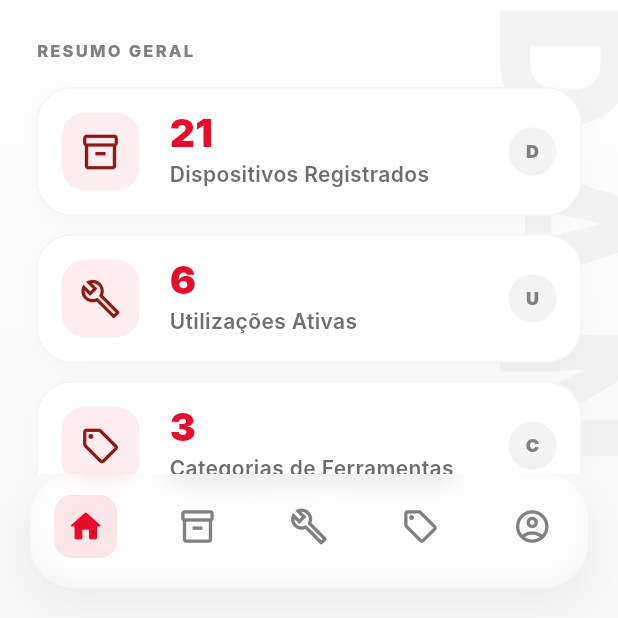
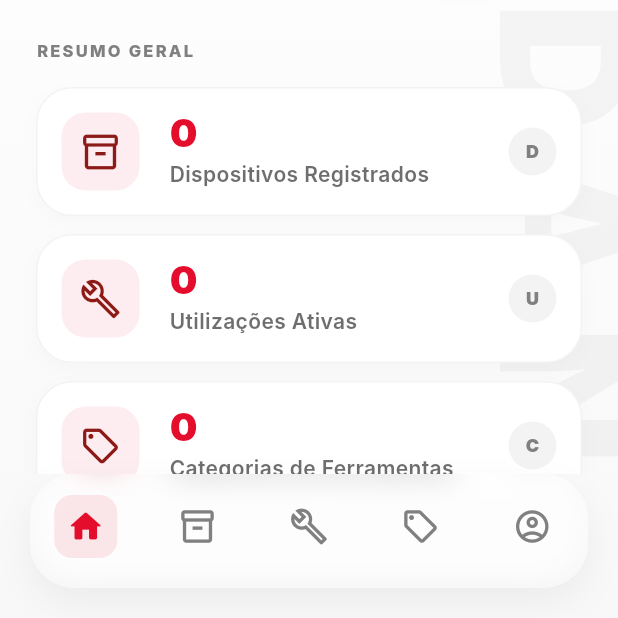
Before and after one commit to CAKeysama/Retool-mobile, a Flutter app: the screen it shows after launch, on a phone screen of 412 x 824 dp, the part 618-1236 px from its top. Run offline on Flutter 3.47's test engine with Material 3 defaults, Android fonts, the phone set to English and light mode, and no system bars; our stand-ins replace cloud_firestore, firebase_core, flutter_dotenv; accounts and stored records are empty; Roboto replaces fonts that are missing (Inter).

Commit message:
feat: reformulação da home, modularização e integração com Firebase.

```diff
--- /dev/null
+++ b/retoolapp/lib/core/services/firestore_service.dart
@@ -0,0 +1,20 @@
+import 'package:cloud_firestore/cloud_firestore.dart';
+
+class FirestoreService {
+  final FirebaseFirestore _db = FirebaseFirestore.instance;
+
+  // Stream para contar dispositivos
+  Stream<int> getDispositivosCount() {
+    return _db.collection('dispositivos').snapshots().map((snap) => snap.docs.length);
+  }
+
+  // Stream para contar utilizações
+  Stream<int> getUtilizacoesCount() {
+    return _db.collection('utilizacoes').snapshots().map((snap) => snap.docs.length);
+  }
+
+  // Stream para contar categorias
+  Stream<int> getCategoriasCount() {
+    return _db.collection('categorias').snapshots().map((snap) => snap.docs.length);
+  }
+}
--- a/retoolapp/lib/features/home/ui/home_screen.dart
+++ b/retoolapp/lib/features/home/ui/home_screen.dart
@@ -1,10 +1,13 @@
 import 'package:flutter/material.dart';
 import '../../../core/theme/app_colors.dart';
 import '../../../core/theme/app_spacing.dart';
+import '../../../core/services/firestore_service.dart';
 import '../widgets/dashboard_card.dart';
 
 class HomeScreen extends StatelessWidget {
   const HomeScreen({super.key});
+
+  static final FirestoreService _firestoreService = FirestoreService();
 
   @override
   Widget build(BuildContext context) {
@@ -169,27 +172,42 @@ class HomeScreen extends StatelessWidget {
                     ),
                     const SizedBox(height: 16),
 
-                    // High-quality Dashboard Cards
-                    const ModernDashboardCard(
+                    // High-quality Dashboard Cards with Real-time data
+                    StreamBuilder<int>(
+                      stream: _firestoreService.getDispositivosCount(),
+                      builder: (context, snapshot) {
+                        return ModernDashboardCard(
                           icon: Icons.inventory_2_outlined,
-                      value: '21',
+                          value: snapshot.hasData ? snapshot.data.toString() : '...',
                           label: 'Dispositivos Registrados',
                           tag: 'D',
                           delay: 200,
+                        );
+                      }
                     ),
-                    const ModernDashboardCard(
+                    StreamBuilder<int>(
+                      stream: _firestoreService.getUtilizacoesCount(),
+                      builder: (context, snapshot) {
+                        return ModernDashboardCard(
                           icon: Icons.build_outlined,
-                      value: '6',
+                          value: snapshot.hasData ? snapshot.data.toString() : '...',
                           label: 'Utilizações Ativas',
                           tag: 'U',
                           delay: 400,
+                        );
+                      }
                     ),
-                    const ModernDashboardCard(
+                    StreamBuilder<int>(
+                      stream: _firestoreService.getCategoriasCount(),
+                      builder: (context, snapshot) {
+                        return ModernDashboardCard(
                           icon: Icons.sell_outlined,
-                      value: '3',
+                          value: snapshot.hasData ? snapshot.data.toString() : '...',
                           label: 'Categorias de Ferramentas',
                           tag: 'C',
                           delay: 600,
+                        );
+                      }
                     ),
 
                     const SizedBox(height: 100), // Space for floating nav
```
Also changed, not shown: retoolapp/lib/main.dart (+18 -1 lines), retoolapp/pubspec.yaml (+5 -3 lines), retoolapp/pubspec.lock, 4 other files. Lines whose indentation alone changed are shown as unchanged.
